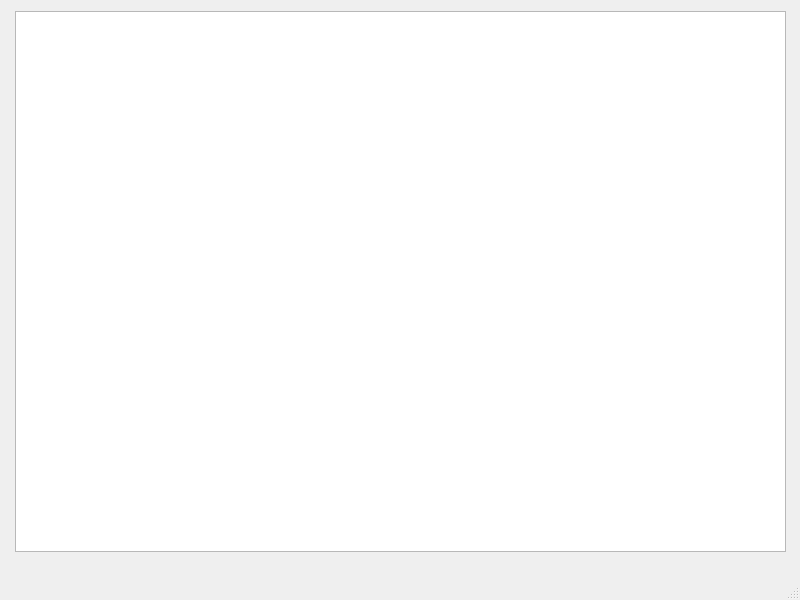
Qt form Practica5/mainwindow.ui (Sebastian-8a/PracticasLabInfoII) before a commit.
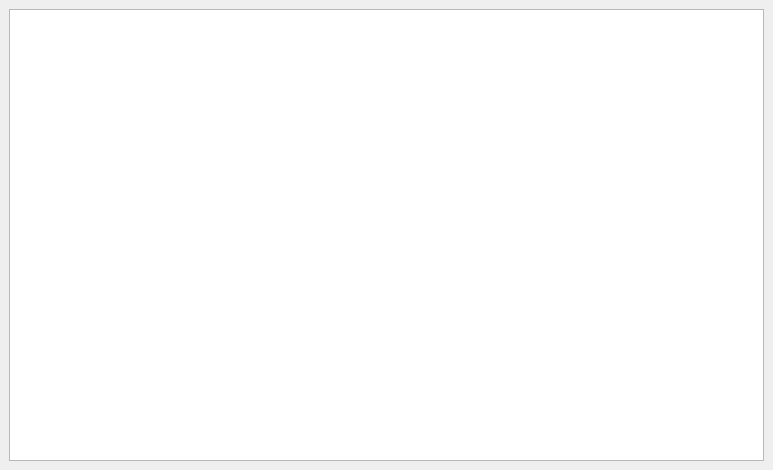
The same form after that commit.

What changed in the file:
```diff
--- a/Practica5/mainwindow.ui
+++ b/Practica5/mainwindow.ui
@@ -6,36 +6,30 @@
    <rect>
     <x>0</x>
     <y>0</y>
-    <width>800</width>
-    <height>600</height>
+    <width>773</width>
+    <height>470</height>
    </rect>
   </property>
   <property name="windowTitle">
    <string>MainWindow</string>
   </property>
   <widget class="QWidget" name="centralwidget">
-   <widget class="QGraphicsView" name="graphicsView">
-    <property name="geometry">
-     <rect>
-      <x>15</x>
-      <y>11</y>
-      <width>771</width>
-      <height>541</height>
-     </rect>
-    </property>
-   </widget>
+   <layout class="QGridLayout" name="gridLayout">
+    <item row="0" column="0">
+     <widget class="QGraphicsView" name="Grafica">
+      <property name="enabled">
+       <bool>true</bool>
+      </property>
+      <property name="maximumSize">
+       <size>
+        <width>16777215</width>
+        <height>16777215</height>
+       </size>
+      </property>
+     </widget>
+    </item>
+   </layout>
   </widget>
-  <widget class="QMenuBar" name="menubar">
-   <property name="geometry">
-    <rect>
-     <x>0</x>
-     <y>0</y>
-     <width>800</width>
-     <height>21</height>
-    </rect>
-   </property>
-  </widget>
-  <widget class="QStatusBar" name="statusbar"/>
  </widget>
  <resources/>
  <connections/>
```
